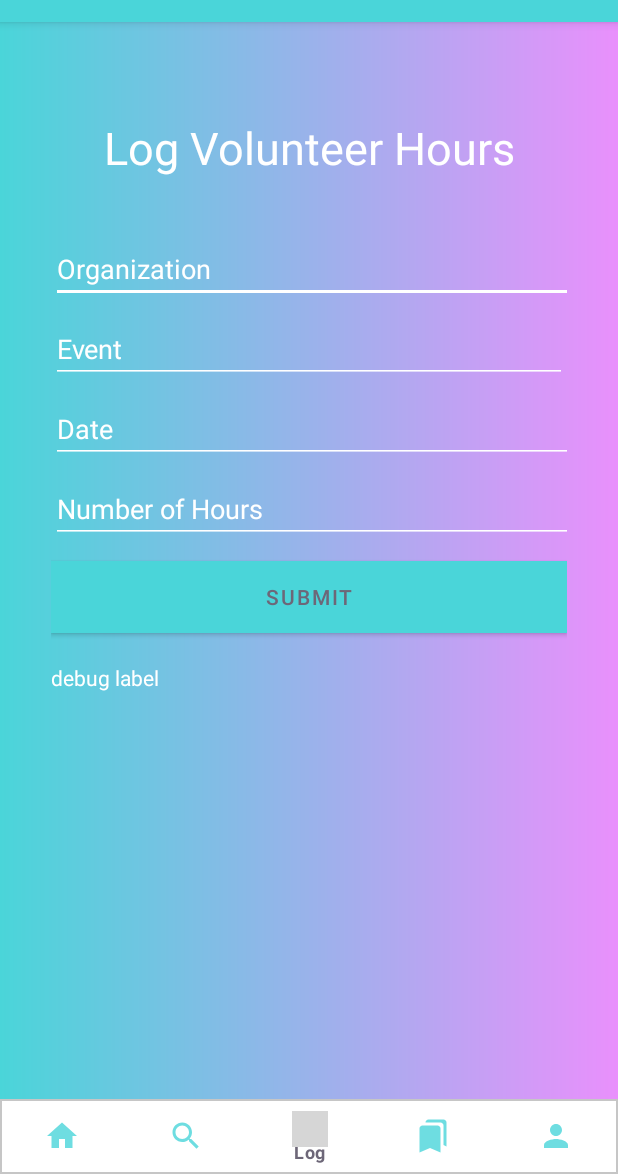
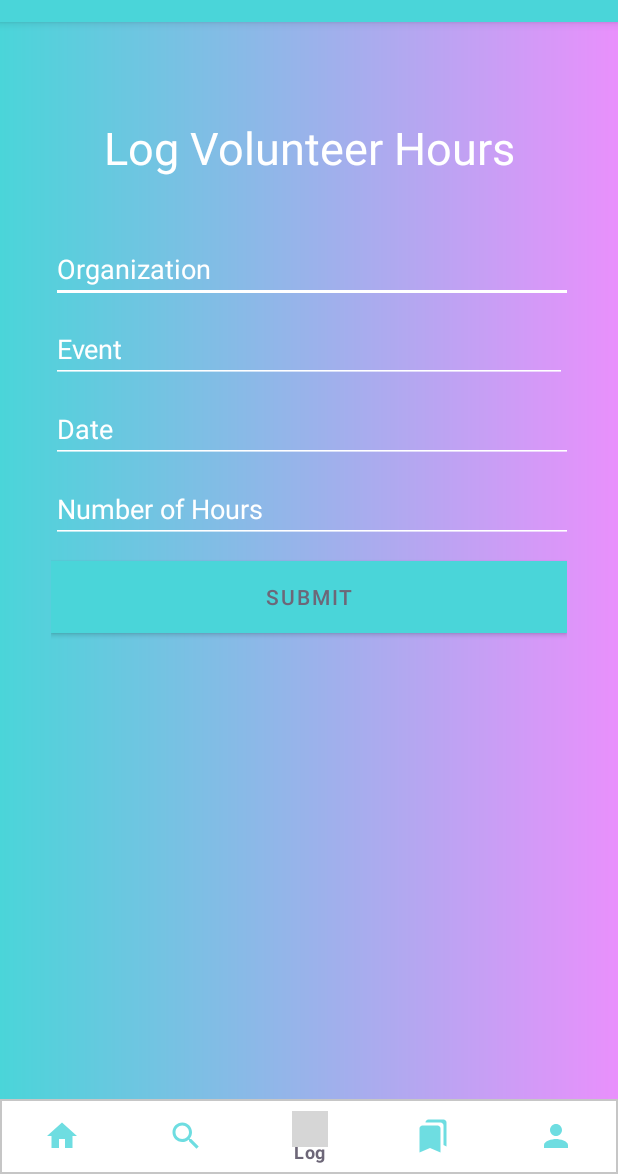
Before and after one commit to Hyma200/Reach, an Android app: the Home screen opened directly, with no data from a screen before it, item 3 of the bottom bar chosen, on a phone screen of 412 x 824 dp, the part 62-1236 px from its top. Run offline under Robolectric (Android 15) with nearby library versions, the phone set to English and light mode, and no system bars; our stand-ins replace Firebase (no records; nobody signed in at launch, a user with empty details on screens opened directly); grey boxes are pictures that could not be loaded.

Commit message:
remove debug elements

```diff
--- a/app/src/main/java/com/example/virtualvolunteer/Home.java
+++ b/app/src/main/java/com/example/virtualvolunteer/Home.java
@@ -23,13 +23,11 @@ import com.google.firebase.database.ValueEventListener;
 import com.google.android.material.bottomnavigation.BottomNavigationView;
 
 
-
 public class Home extends AppCompatActivity {
     FirebaseDatabase database = FirebaseDatabase.getInstance();
     FirebaseUser user = FirebaseAuth.getInstance().getCurrentUser();
     DatabaseReference myRef = database.getReference("Users").child(user.getEmail().replace('.', '_')).child("name");
-        private TextView output;
-        private Button button;
+
     private static final String TAG = "Database";
 
     @Override
@@ -41,23 +39,6 @@ import com.google.android.material.bottomnavigation.BottomNavigationView;
         Menu menu = navView.getMenu();
         MenuItem menuItem = menu.getItem(0);
         menuItem.setChecked(true);
-            output = (TextView) findViewById(R.id.home_name);
-            button = (Button) findViewById(R.id.button);
-            button.setOnClickListener(
-                    view -> {
-                        myRef.addValueEventListener(new ValueEventListener() {
-                            @Override
-                            public void onDataChange(@NonNull DataSnapshot snapshot) {
-                                String value = snapshot.getValue(String.class);
-                                output.setText(value);
-                            }
-
-                            @Override
-                            public void onCancelled(@NonNull DatabaseError error) {
-                                output.setText("ERROR: " + error.toException());
-                            }
-                        });
-                    });
     }
 
 
--- a/app/src/main/java/com/example/virtualvolunteer/Log.java
+++ b/app/src/main/java/com/example/virtualvolunteer/Log.java
@@ -28,7 +28,6 @@ public class Log extends AppCompatActivity {
     private EditText event;
     private EditText date;
     private EditText hours;
-    private TextView debug;
     private FirebaseDatabase database = FirebaseDatabase.getInstance();
     private FirebaseAuth mAuth = FirebaseAuth.getInstance();
     DatabaseReference myRef = database.getReference("Hours");
@@ -44,7 +43,6 @@ public class Log extends AppCompatActivity {
         event = findViewById(R.id.event);
         date = findViewById(R.id.date);
         hours = findViewById(R.id.hours);
-        debug = findViewById(R.id.debug);
 
         BottomNavigationView navView = findViewById(R.id.Bottom_navigation_icon);
         Navigation.enableNavigationClick(this, navView);
@@ -79,7 +77,6 @@ public class Log extends AppCompatActivity {
 
                 @Override
                 public void onCancelled(@NonNull DatabaseError error) {
-                    debug.setText("ERROR: " + error.toException());
                 }
             });
             reload();
--- a/app/src/main/res/layout/activity_log.xml
+++ b/app/src/main/res/layout/activity_log.xml
@@ -119,14 +119,6 @@
                 android:text="Submit"
                 android:textColor="@color/dark_purple" />
 
-            <TextView
-                android:id="@+id/debug"
-                android:layout_width="300dp"
-                android:layout_height="100dp"
-                android:layout_marginTop="20dp"
-                android:text="debug label"
-                android:textColor="@color/white" />
-
 
         </LinearLayout>
 
```
Also changed, not shown: app/src/main/res/layout/activity_home.xml (+0 -12 lines). Lines whose indentation alone changed are shown as unchanged.
